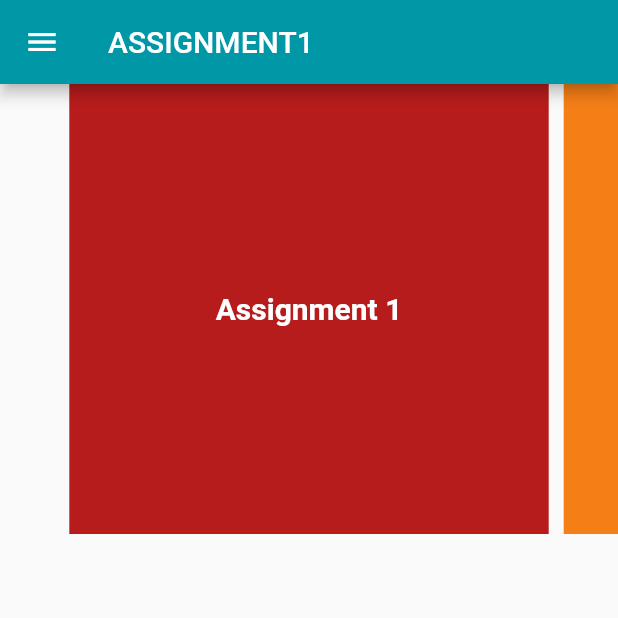
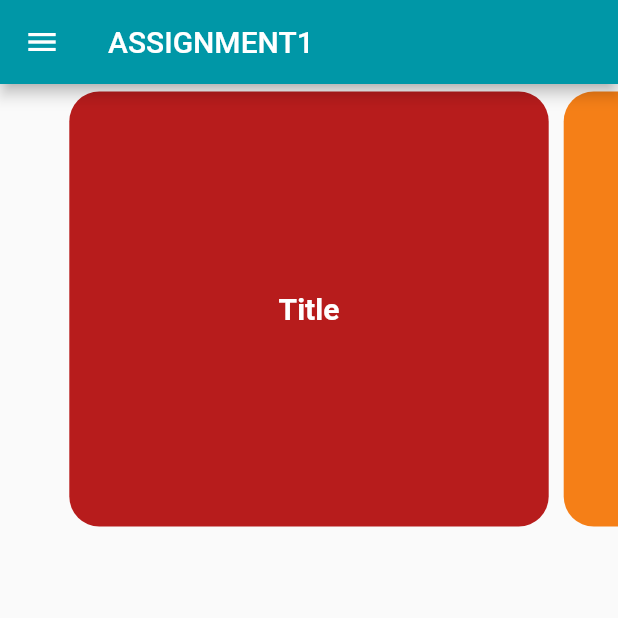
Before and after one commit to justEhmadSaeed/Flutter-ScreenSlider-VideoPlayer, a Flutter app: the screen it shows after launch, on a phone screen of 412 x 824 dp, the top half of it. Run offline on Flutter 3.47's test engine with Material 2 defaults, Android fonts, the light colour scheme and no system bars; drawn by our look-alikes of carousel_slider.

Commit message:
📦 NEW: ADD Carousel Container

```diff
--- a/lib/AssignmentScreen.dart
+++ b/lib/AssignmentScreen.dart
@@ -1,4 +1,5 @@
 import 'package:flutter/material.dart';
+import 'package:flutter_screen_slider/CarouselContainer.dart';
 import 'package:flutter_screen_slider/DrawerHeader.dart';
 import 'package:flutter_screen_slider/constants.dart';
 import 'package:carousel_slider/carousel_slider.dart';
@@ -42,13 +43,11 @@ class AssignmentScreen extends StatelessWidget {
               autoPlayCurve: Curves.fastOutSlowIn,
             ),
             items: [
-              Container(
-                width: MediaQuery.of(context).size.width,
-                margin: EdgeInsets.symmetric(horizontal: 5.0),
-                decoration: BoxDecoration(color: Colors.red[900]),
+              CarouselContainer(
+                color: Colors.red[900],
                 child: Center(
                   child: Text(
-                    'Assignment 1',
+                    'Title',
                     style: TextStyle(
                       fontSize: 20,
                       color: Colors.white,
@@ -57,13 +56,11 @@ class AssignmentScreen extends StatelessWidget {
                   ),
                 ),
               ),
-              Container(
-                width: MediaQuery.of(context).size.width,
-                margin: EdgeInsets.symmetric(horizontal: 5.0),
-                decoration: BoxDecoration(color: Colors.yellow[900]),
+              CarouselContainer(
+                color: Colors.yellow[900],
                 child: Center(
                   child: Text(
-                    'Assignment 2',
+                    'Description',
                     style: TextStyle(
                       fontSize: 20,
                       color: Colors.white,
@@ -71,7 +68,20 @@ class AssignmentScreen extends StatelessWidget {
                     ),
                   ),
                 ),
-              )
+              ),
+              CarouselContainer(
+                color: Colors.blue[900],
+                child: Center(
+                  child: Text(
+                    'Video',
+                    style: TextStyle(
+                      fontSize: 20,
+                      color: Colors.white,
+                      fontWeight: FontWeight.bold,
+                    ),
+                  ),
+                ),
+              ),
             ],
           ),
         ],
--- /dev/null
+++ b/lib/CarouselContainer.dart
@@ -0,0 +1,22 @@
+import 'package:flutter/material.dart';
+
+class CarouselContainer extends StatelessWidget {
+  const CarouselContainer(
+      {Key? key, this.color = const Color(0xFFFF0000), this.child})
+      : super(key: key);
+
+  final Widget? child;
+  final Color? color;
+
+  @override
+  Widget build(BuildContext context) {
+    return Container(
+        width: MediaQuery.of(context).size.width,
+        margin: EdgeInsets.all(5.0),
+        decoration: BoxDecoration(
+          color: color,
+          borderRadius: BorderRadius.circular(20),
+        ),
+        child: child);
+  }
+}
```
